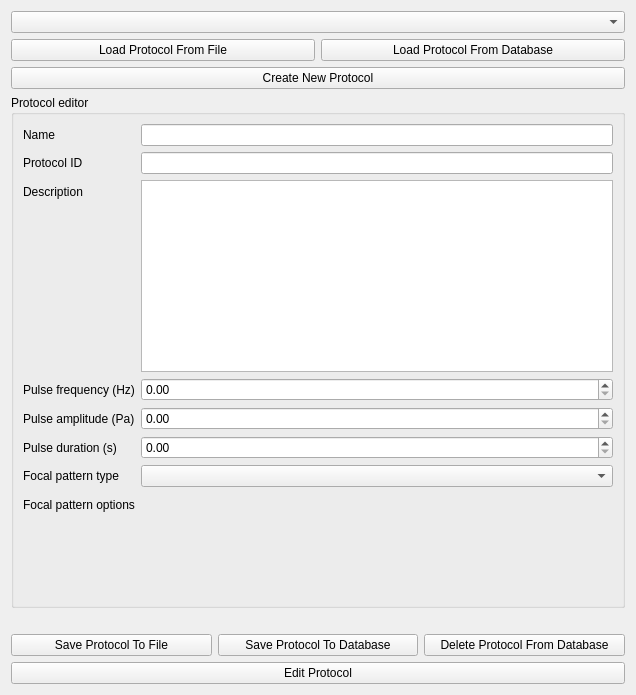
Qt form OpenLIFUProtocolConfig/Resources/UI/OpenLIFUProtocolConfig.ui (OpenwaterHealth/SlicerOpenLIFU) before a commit.
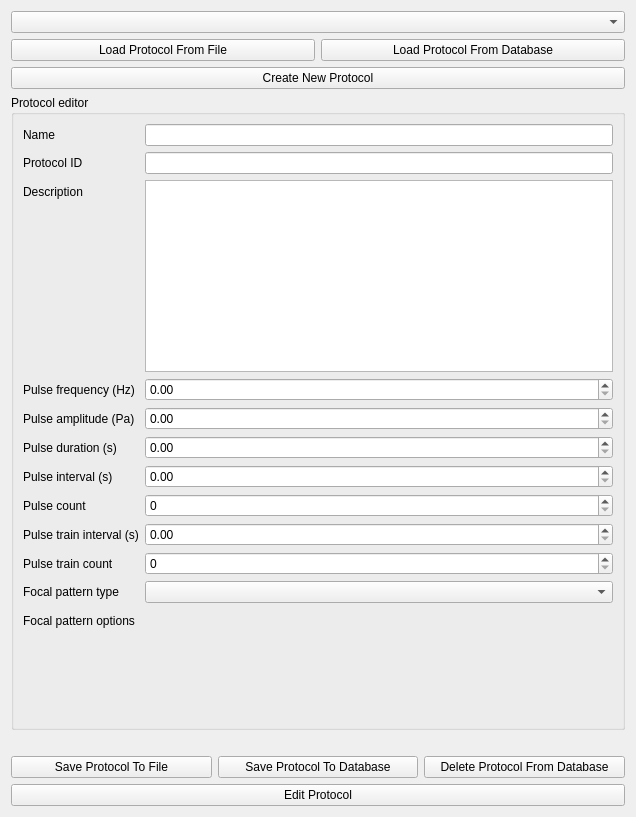
The same form after that commit. Custom widgets are drawn as their Qt base class.

Commit message: Add and implement pulse sequence in protocol config (#165)

```diff
--- a/OpenLIFUProtocolConfig/Resources/UI/OpenLIFUProtocolConfig.ui
+++ b/OpenLIFUProtocolConfig/Resources/UI/OpenLIFUProtocolConfig.ui
@@ -7,7 +7,7 @@
     <x>0</x>
     <y>0</y>
     <width>636</width>
-    <height>695</height>
+    <height>817</height>
    </rect>
   </property>
   <layout class="QVBoxLayout" name="protocolConfigLayout">
@@ -139,6 +139,23 @@
            </property>
           </widget>
          </item>
+         <item row="4" column="0">
+          <widget class="QLabel" name="pulseAmplitudeLabel">
+           <property name="toolTip">
+            <string>The pulse amplitude (Pa) used in the protocol</string>
+           </property>
+           <property name="text">
+            <string>Pulse amplitude (Pa)</string>
+           </property>
+          </widget>
+         </item>
+         <item row="4" column="1">
+          <widget class="QDoubleSpinBox" name="pulseAmplitudeSpinBox">
+           <property name="toolTip">
+            <string>The pulse amplitude (Pa) used in the protocol</string>
+           </property>
+          </widget>
+         </item>
          <item row="5" column="0">
           <widget class="QLabel" name="pulseDurationLabel">
            <property name="toolTip">
@@ -156,7 +173,7 @@
            </property>
           </widget>
          </item>
-         <item row="6" column="0">
+         <item row="11" column="0">
           <widget class="QLabel" name="focalPatternLabel">
            <property name="toolTip">
             <string>The focal pattern used in the protocol. By default, a single point is used</string>
@@ -166,14 +183,14 @@
            </property>
           </widget>
          </item>
-         <item row="6" column="1">
+         <item row="11" column="1">
           <widget class="QComboBox" name="focalPatternComboBox">
            <property name="toolTip">
             <string>The focal pattern used in the protocol. By default, a single point is used</string>
            </property>
           </widget>
          </item>
-         <item row="7" column="0">
+         <item row="12" column="0">
           <widget class="QLabel" name="focalPatternOptionsLabel">
            <property name="toolTip">
             <string>Focal pattern options</string>
@@ -183,7 +200,7 @@
            </property>
           </widget>
          </item>
-         <item row="7" column="1">
+         <item row="12" column="1">
           <widget class="QStackedWidget" name="focalPatternOptionsStackedWidget">
            <property name="currentIndex">
             <number>0</number>
@@ -251,20 +268,77 @@
            </widget>
           </widget>
          </item>
-         <item row="4" column="0">
-          <widget class="QLabel" name="pulseAmplitudeLabel">
+         <item row="6" column="0">
+          <widget class="QLabel" name="pulseIntervalLabel">
            <property name="toolTip">
-            <string>The pulse amplitude (Pa) used in the protocol</string>
+            <string>Interval (s) between pulses in the sequence</string>
            </property>
            <property name="text">
-            <string>Pulse amplitude (Pa)</string>
+            <string>Pulse interval (s)</string>
            </property>
           </widget>
          </item>
-         <item row="4" column="1">
-          <widget class="QDoubleSpinBox" name="pulseAmplitudeSpinBox">
+         <item row="6" column="1">
+          <widget class="QDoubleSpinBox" name="pulseIntervalSpinBox">
            <property name="toolTip">
-            <string>The pulse amplitude (Pa) used in the protocol</string>
+            <string>Interval (s) between pulses in the sequence</string>
+           </property>
+          </widget>
+         </item>
+         <item row="7" column="0">
+          <widget class="QLabel" name="pulseCountLabel">
+           <property name="toolTip">
+            <string>Number of pulses in the sequence</string>
+           </property>
+           <property name="text">
+            <string>Pulse count</string>
+           </property>
+          </widget>
+         </item>
+         <item row="7" column="1">
+          <widget class="QDoubleSpinBox" name="pulseCountSpinBox">
+           <property name="toolTip">
+            <string>Number of pulses in the sequence</string>
+           </property>
+           <property name="decimals">
+            <number>0</number>
+           </property>
+          </widget>
+         </item>
+         <item row="8" column="0">
+          <widget class="QLabel" name="pulseTrainIntervalLabel">
+           <property name="toolTip">
+            <string>Interval (s) between pulse trains in the sequence</string>
+           </property>
+           <property name="text">
+            <string>Pulse train interval (s)</string>
+           </property>
+          </widget>
+         </item>
+         <item row="8" column="1">
+          <widget class="QDoubleSpinBox" name="pulseTrainIntervalSpinBox">
+           <property name="toolTip">
+            <string>Interval (s) between pulse trains in the sequence</string>
+           </property>
+          </widget>
+         </item>
+         <item row="9" column="0">
+          <widget class="QLabel" name="pulseTrainCountLabel">
+           <property name="toolTip">
+            <string>Number of pulse trains in the sequence</string>
+           </property>
+           <property name="text">
+            <string>Pulse train count</string>
+           </property>
+          </widget>
+         </item>
+         <item row="9" column="1">
+          <widget class="QDoubleSpinBox" name="pulseTrainCountSpinBox">
+           <property name="toolTip">
+            <string>Number of pulse trains in the sequence</string>
+           </property>
+           <property name="decimals">
+            <number>0</number>
            </property>
           </widget>
          </item>
```
The commit also changes 1 other file.
